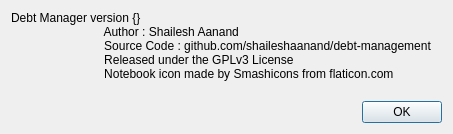
The window that debt_management/about_us.ui (shaileshaanand/debt-manager) describes before a commit, drawn with Qt 5.
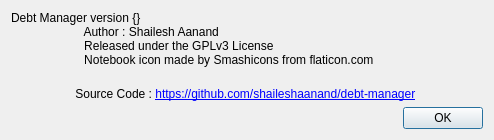
The same window after the commit.

Commit message: fix github link in about dialog and make it clickable

Diff of the .ui file:
```diff
--- a/debt_management/about_us.ui
+++ b/debt_management/about_us.ui
@@ -6,7 +6,7 @@
             <rect>
                 <x>0</x>
                 <y>0</y>
-                <width>453</width>
+    <width>494</width>
                 <height>133</height>
             </rect>
         </property>
@@ -14,7 +14,18 @@
             <string>About Debt Manager</string>
         </property>
         <layout class="QGridLayout" name="gridLayout">
-            <item row="1" column="0">
+      <item row="0" column="0">
+          <widget class="QLabel" name="label">
+              <property name="text">
+                  <string>Debt Manager version {}
+                      Author : Shailesh Aanand
+                      Released under the GPLv3 License
+                      Notebook icon made by Smashicons from flaticon.com
+                  </string>
+              </property>
+          </widget>
+      </item>
+      <item row="3" column="0">
                 <widget class="QDialogButtonBox" name="buttonBox">
                     <property name="orientation">
                         <enum>Qt::Horizontal</enum>
@@ -24,14 +35,11 @@
                     </property>
                 </widget>
             </item>
-            <item row="0" column="0">
-                <widget class="QLabel" name="label">
+      <item row="1" column="0">
+          <widget class="QLabel" name="source_code_link">
                     <property name="text">
-                        <string>Debt Manager version {}
-                            Author : Shailesh Aanand
-                            Source Code : github.com/shaileshaanand/debt-management
-                            Released under the GPLv3 License
-                            Notebook icon made by Smashicons from flaticon.com
+         <string>&lt;html&gt;&lt;head/&gt;&lt;body&gt;&lt;p align=&quot;center&quot;&gt;Source Code : &lt;a href=&quot;https://github.com/shaileshaanand/debt-manager&quot;&gt;&lt;span
+             style=&quot; text-decoration: underline; color:#0000ff;&quot;&gt;https://github.com/shaileshaanand/debt-manager&lt;/span&gt;&lt;/a&gt;&lt;/p&gt;&lt;/body&gt;&lt;/html&gt;
                         </string>
                     </property>
                 </widget>
```
Lines whose indentation alone changed are shown as unchanged. The commit also changes 2 other files.
